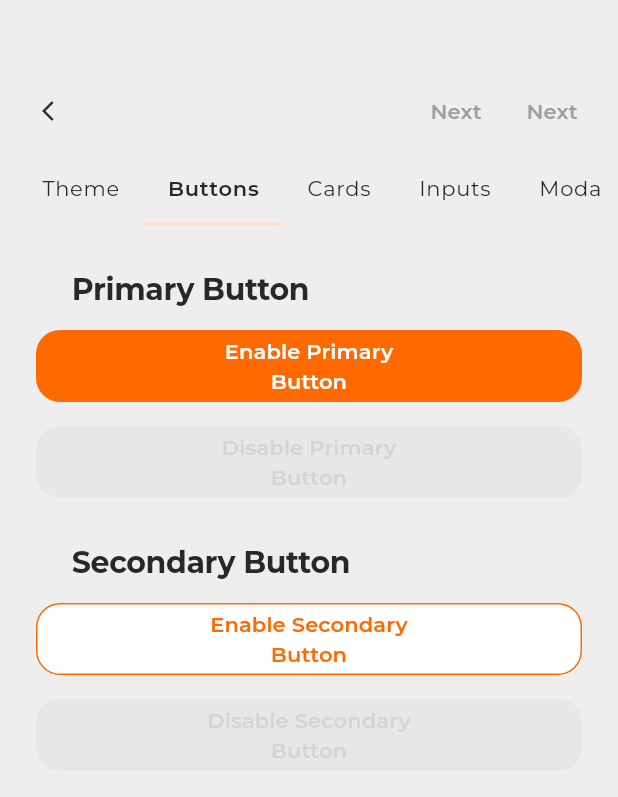
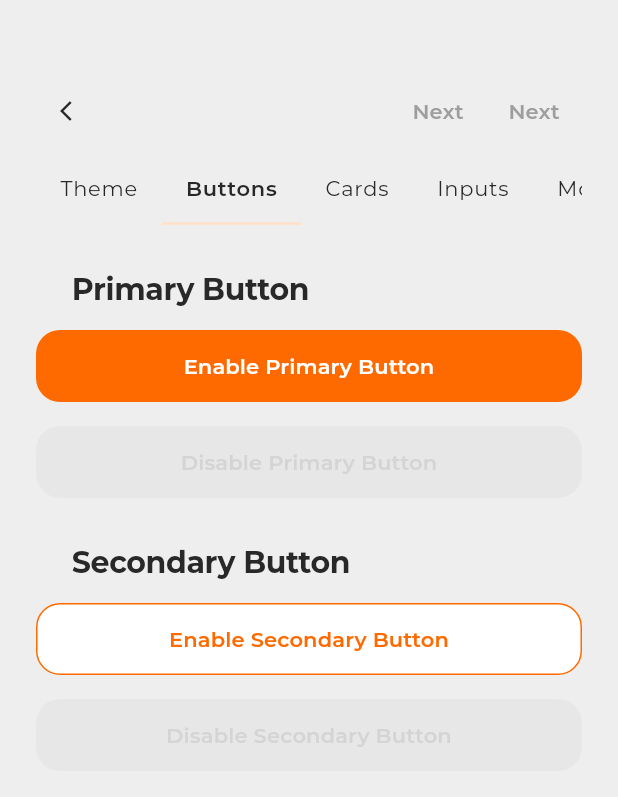
Before and after one commit to OTTAA-Project/OTTAA_flutter_theme, a Flutter app: the screen it shows after launch, tab 2 chosen, on a phone screen of 412 x 824 dp. Shown: the top 797 px of the screen. Run offline on Flutter 3.47's test engine with Material 2 defaults, Android fonts, the phone set to English and light mode, and no system bars.

Commit message:
fix: fixed alignment in optional button feat: added padding to appbar

```diff
--- a/lib/src/widgets/appbar/appbar.dart
+++ b/lib/src/widgets/appbar/appbar.dart
@@ -29,7 +29,7 @@ class OTTAAAppBar extends StatelessWidget implements PreferredSizeWidget {
           width: preferredSize.width,
           height: preferredSize.height,
           margin: const EdgeInsets.only(top: 46),
-          padding: const EdgeInsets.symmetric(horizontal: 12),
+          padding: const EdgeInsets.symmetric(horizontal: 24),
           child: Flex(
             direction: Axis.vertical,
             children: [
--- a/lib/src/widgets/button/base_button.dart
+++ b/lib/src/widgets/button/base_button.dart
@@ -35,7 +35,7 @@ class BaseButton extends StatelessWidget {
           ),
           Flexible(
             fit: FlexFit.tight,
-            flex: 2,
+            flex: 3,
             child: child ?? Text(text!, textAlign: TextAlign.center,),
           ),
           Flexible(
--- a/lib/src/widgets/button/optional_button.dart
+++ b/lib/src/widgets/button/optional_button.dart
@@ -19,8 +19,6 @@ class OptionalButton extends StatelessWidget {
 
   @override
   Widget build(BuildContext context) {
-
-
     return ElevatedButton(
       onPressed: onPressed,
       style: ElevatedButton.styleFrom(
@@ -33,7 +31,7 @@ class OptionalButton extends StatelessWidget {
         elevation: 4,
       ),
       child: Row(
-        mainAxisAlignment: MainAxisAlignment.start,
+        mainAxisAlignment: (leading != null || trailing != null) ? MainAxisAlignment.start : MainAxisAlignment.center,
         crossAxisAlignment: CrossAxisAlignment.center,
         children: [
           Flexible(
--- a/pubspec.yaml
+++ b/pubspec.yaml
@@ -1,6 +1,6 @@
 name: ottaa_ui_kit
 description: A UI Kit for OTTAA Project
-version: 0.0.3
+version: 0.0.5
 homepage: https://ottaaproject.com
 
 environment:
```
Also changed, not shown: example/pubspec.lock.
